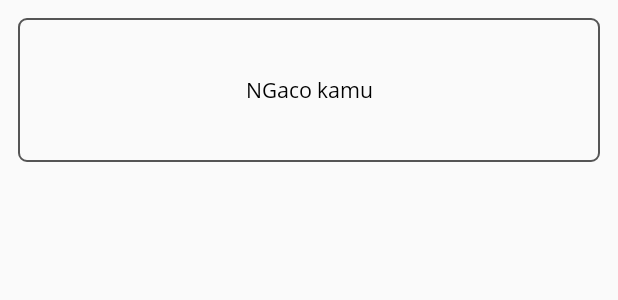
After one commit to ahlamls/antiklu, an Android app: the layout row_kategorilist.xml on its own in the app's theme, with its tools: preview values and no code run, on a phone screen of 412 x 824 dp. The commit adds this screen. Shown: the top 300 px of the screen. Run offline under Robolectric (Android 15) with nearby library versions, the phone set to English and light mode, and no system bars.

Commit message:
bisa repot saya

```diff
--- a/app/src/main/java/com/antiklu/aplikasi/SplashActivity.java
+++ b/app/src/main/java/com/antiklu/aplikasi/SplashActivity.java
@@ -33,6 +33,6 @@ public class SplashActivity extends AppCompatActivity {
                     finish();
                 }
             }
-        }, 2000L); //3000 L = 3 detik
+        }, 3000L); //3000 L = 3 detik
     }
 }
--- /dev/null
+++ b/app/src/main/res/layout/row_carousel.xml
@@ -0,0 +1,6 @@
+<?xml version="1.0" encoding="utf-8"?>
+<androidx.constraintlayout.widget.ConstraintLayout
+    xmlns:android="http://schemas.android.com/apk/res/android" android:layout_width="match_parent"
+    android:layout_height="match_parent">
+
+</androidx.constraintlayout.widget.ConstraintLayout>
--- /dev/null
+++ b/app/src/main/res/layout/row_kategorilist.xml
@@ -0,0 +1,30 @@
+<?xml version="1.0" encoding="utf-8"?>
+<LinearLayout xmlns:android="http://schemas.android.com/apk/res/android"
+    android:layout_width="match_parent"
+    android:layout_height="match_parent"
+    xmlns:app="http://schemas.android.com/apk/res-auto"
+    android:padding="10dp"
+    android:orientation="vertical">
+
+    <androidx.constraintlayout.widget.ConstraintLayout
+        android:layout_width="match_parent"
+        android:layout_height="100dp"
+        android:background="@drawable/tvbg"
+
+        >
+
+        <TextView
+            android:id="@+id/textView26"
+            android:layout_width="wrap_content"
+            android:layout_height="wrap_content"
+            app:layout_constraintLeft_toLeftOf="parent"
+            app:layout_constraintRight_toRightOf="parent"
+            app:layout_constraintBottom_toBottomOf="parent"
+            app:layout_constraintTop_toTopOf="parent"
+            android:layout_weight="1"
+            android:textSize="14sp"
+            android:textColor="#000000"
+            android:layout_gravity="center"
+            android:text="NGaco kamu" />
+    </androidx.constraintlayout.widget.ConstraintLayout>
+</LinearLayout>
```
